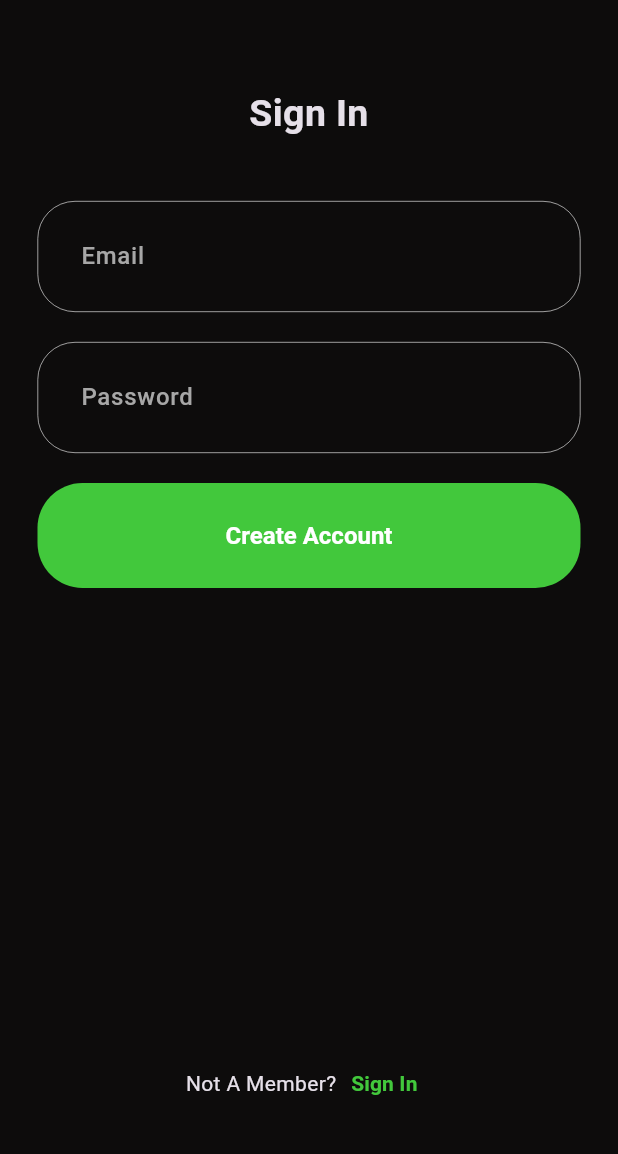
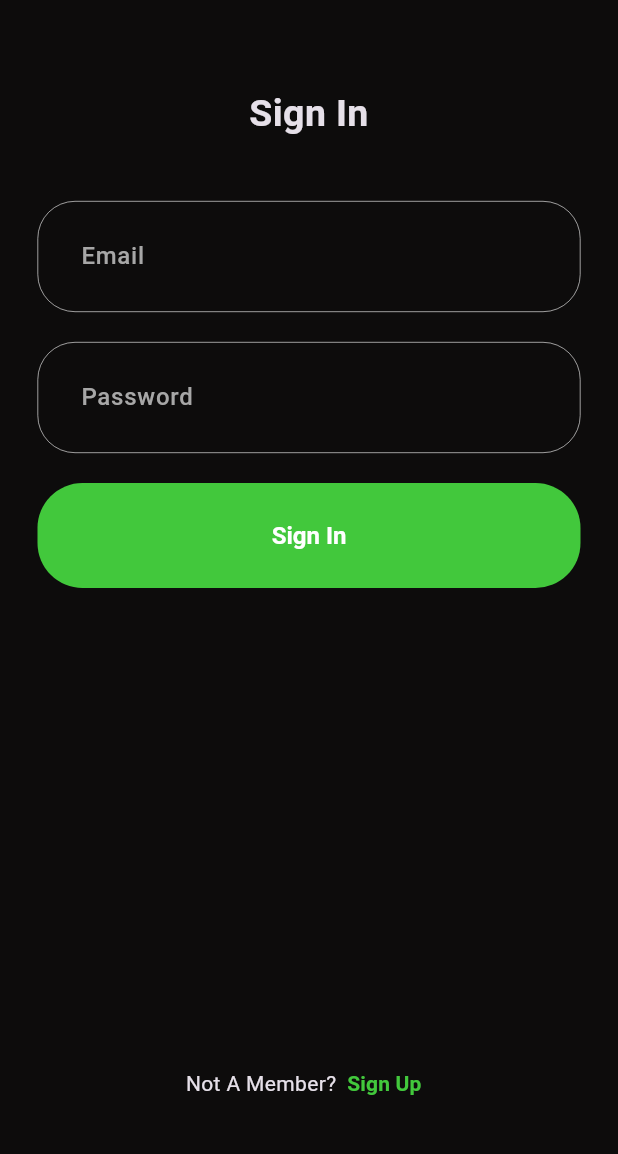
Before and after one commit to huukhuong/flutter-music-app, a Flutter app: the SignInPage screen opened directly, on a phone screen of 412 x 824 dp, the part 72-1226 px from its top. Run offline on Flutter 3.47's test engine with Material 3 defaults, Android fonts, the phone set to English and light mode, and no system bars; our stand-ins replace dartz, firebase_auth, firebase_core, firebase_database, flutter_bloc, flutter_svg and 5 more; accounts and stored records are empty.

```diff
--- a/lib/presentation/auth/pages/sign_in.dart
+++ b/lib/presentation/auth/pages/sign_in.dart
@@ -52,7 +52,7 @@ class SignInPage extends StatelessWidget {
                 padding: WidgetStateProperty.all(EdgeInsets.zero),
               ),
               child: const Text(
-                "Sign In",
+                "Sign Up",
                 style: TextStyle(
                   fontWeight: FontWeight.bold,
                   color: AppColors.primary,
@@ -119,7 +119,7 @@ class SignInPage extends StatelessWidget {
                       );
                     });
                   },
-                  title: "Create Account",
+                  title: "Sign In",
                 ),
               ],
             ),
```
Also changed, not shown: lib/data/sources/auth/auth_firebase_service.dart (+13 -0 lines), lib/presentation/splash/pages/splash.dart (+15 -2 lines).
